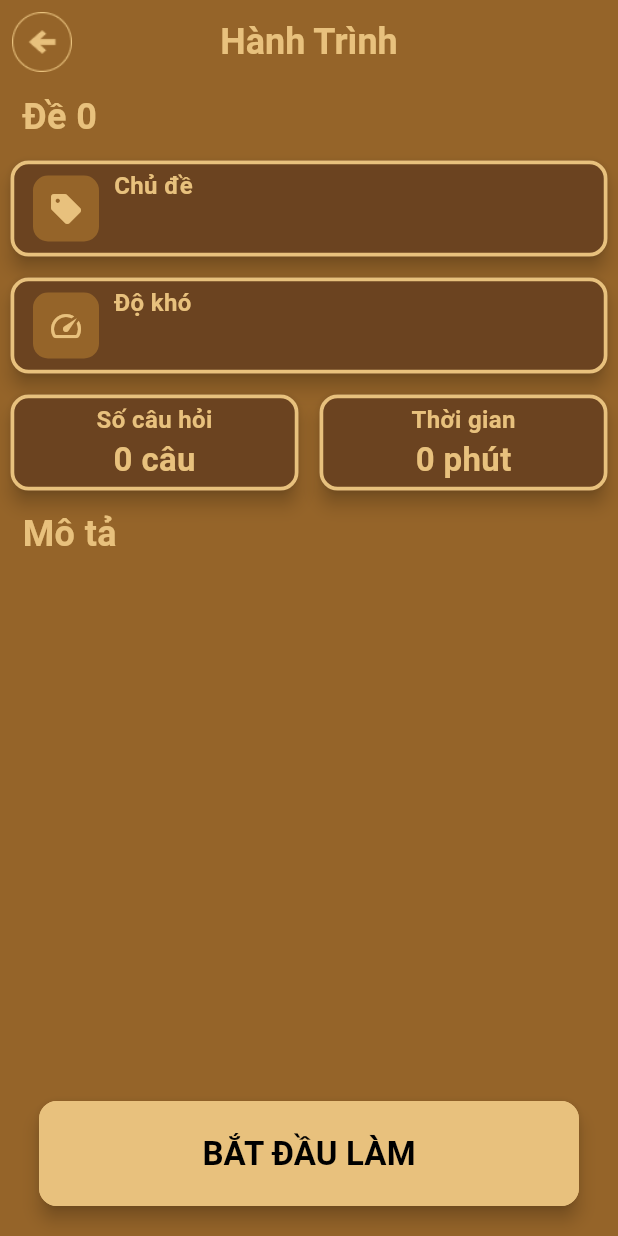
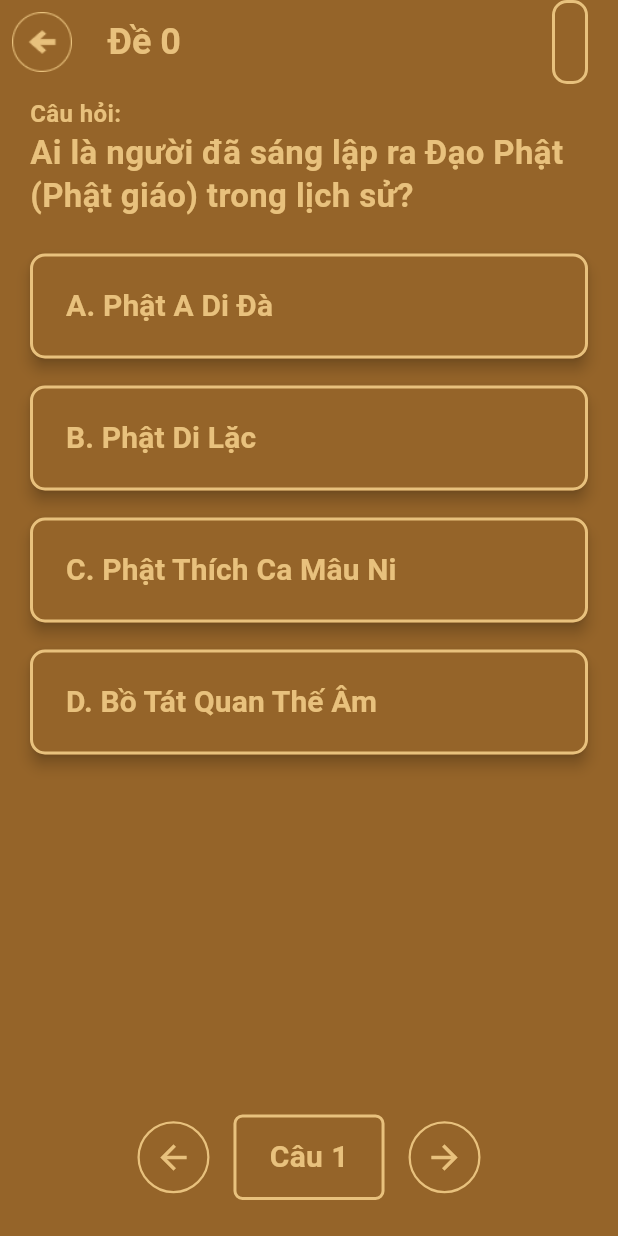
Before and after one commit to 0306241008-DuyBen/DA-LTDD, a Flutter app: the ChiTietDeScreen screen opened directly with empty values, after a tap on "BẮT ĐẦU LÀM", on a phone screen of 412 x 824 dp. Run offline on Flutter 3.47's test engine with Material 3 defaults, Android fonts, the phone set to English and light mode, and no system bars; our stand-ins replace material_ui.

Commit message:
updated play_screen, add change_password_screen, add change_name_screen

```diff
--- a/source/hanh_trinh_giac_ngo/lib/screens/chi_tiet_de.dart
+++ b/source/hanh_trinh_giac_ngo/lib/screens/chi_tiet_de.dart
@@ -1,3 +1,4 @@
+import 'package:hanh_trinh_giac_ngo/screens/play_screen.dart';
 import 'package:material_ui/material_ui.dart';
 
 class ChiTietDeScreen extends StatelessWidget {
@@ -25,7 +26,7 @@ class ChiTietDeScreen extends StatelessWidget {
       appBar: AppBar(
         backgroundColor: Color(0xFF956429),
         title: Text(
-          'Hành Trình',
+          'Chi tiết đề',
           style: TextStyle(
             color: Color(0xFFE8C17D),
             fontSize: 24,
@@ -325,7 +326,16 @@ class ChiTietDeScreen extends StatelessWidget {
             width: double.maxFinite,
             height: 70,
             child: ElevatedButton(
-              onPressed: () {},
+              onPressed: () {
+                Navigator.push(
+                  context,
+                  MaterialPageRoute(builder: (context) => PlayScreen(
+                    deSo: deSo,
+                    chuDe: chuDe,
+                  ),
+                  ),
+                );
+              },
               style: ElevatedButton.styleFrom(
                 backgroundColor: Color(0xFFE8C17D),
                 foregroundColor: Color(0xFFE8C17D),
--- a/source/hanh_trinh_giac_ngo/lib/screens/play_screen.dart
+++ b/source/hanh_trinh_giac_ngo/lib/screens/play_screen.dart
@@ -0,0 +1,219 @@
+import 'package:hanh_trinh_giac_ngo/models/chude.dart';
+import 'package:material_ui/material_ui.dart';
+
+class PlayScreen extends StatefulWidget {
+  final int deSo;
+  final String chuDe;
+  const PlayScreen({super.key, required this.deSo, required this.chuDe});
+
+  @override
+  State<PlayScreen> createState() => _PlayScreenState();
+}
+
+class _PlayScreenState extends State<PlayScreen> {
+  int selectedIndex = -1; //mac dinh chua chon
+  Widget taoButton(index, noiDung) {
+    return ElevatedButton(
+      onPressed: () {
+        setState(() {
+          selectedIndex = index;
+        });
+      },
+      style: ElevatedButton.styleFrom(
+        backgroundColor: selectedIndex == index
+            ? Color(0xFF1E9A47)
+            : Color(0xFF956429),
+        foregroundColor: Color(0xFF956429),
+        elevation: 4,
+        alignment: Alignment.centerLeft,
+        padding: EdgeInsets.symmetric(horizontal: 24),
+        shape: RoundedRectangleBorder(
+          borderRadius: BorderRadius.circular(10),
+          side: BorderSide(color: Color(0xFFE8C17D), width: 2),
+        ),
+      ),
+      child: Text(
+        '$noiDung',
+        style: TextStyle(
+          color: Color(0xFFE8C17D),
+          fontSize: 20,
+          fontWeight: FontWeight.bold,
+        ),
+      ),
+    );
+  }
+
+  @override
+  Widget build(BuildContext context) {
+    return Scaffold(
+      backgroundColor: Color(0xFF956429),
+      appBar: AppBar(
+        backgroundColor: Color(0xFF956429),
+        title: Text(
+          'Đề ${widget.deSo}',
+          style: TextStyle(
+            color: Color(0xFFE8C17D),
+            fontSize: 24,
+            fontWeight: FontWeight.bold,
+          ),
+        ),
+        centerTitle: false,
+        leading: IconButton(
+          onPressed: () {
+            Navigator.pop(context);
+          },
+          icon: Image.asset('assets/images/ButtonQuayVe.png'),
+        ),
+        actions: [
+          Padding(
+            padding: EdgeInsets.only(right: 20),
+            child: Container(
+              padding: EdgeInsets.all(10),
+              decoration: BoxDecoration(
+                color: Color(0xFF956429),
+                borderRadius: BorderRadius.circular(10),
+                border: Border.all(color: Color(0xFFE8C17D), width: 2),
+              ),
+              alignment: Alignment.center,
+              child: Text(
+                widget.chuDe,
+                style: TextStyle(
+                  color: Color(0xFFE8C17D),
+                  fontSize: 16,
+                  fontWeight: FontWeight.bold,
+                ),
+              ),
+            ),
+          ),
+        ],
+      ),
+      body: SafeArea(
+        child: Padding(
+          padding: EdgeInsets.fromLTRB(20, 8, 20, 24),
+          child: Column(
+            crossAxisAlignment: CrossAxisAlignment.start,
+            children: [
+              Text(
+                'Câu hỏi:',
+                style: TextStyle(
+                  color: Color(0xFFE8C17D),
+                  fontSize: 16,
+                  fontWeight: FontWeight.bold,
+                ),
+              ),
+              Text(
+                'Ai là người đã sáng lập ra Đạo Phật (Phật giáo) trong lịch sử?',
+                style: TextStyle(
+                  color: Color(0xFFE8C17D),
+                  fontSize: 22,
+                  height: 1.3,
+                  fontWeight: FontWeight.bold,
+                ),
+              ),
+              SizedBox(height: 24),
+              Expanded(
+                child: SingleChildScrollView(
+                  child: Column(
+                    crossAxisAlignment: CrossAxisAlignment.start,
+                    children: [
+                      Padding(
+                        padding: EdgeInsets.only(bottom: 18),
+                        child: SizedBox(
+                          width: double.infinity,
+                          height: 70,
+                          child: taoButton(0, "A. Phật A Di Đà")
+                        ),
+                      ),
+                      Padding(
+                        padding: EdgeInsets.only(bottom: 18),
+                        child: SizedBox(
+                          width: double.infinity,
+                          height: 70,
+                          child: taoButton(1, "B. Phật Di Lặc")
+                        ),
+                      ),
+                      Padding(
+                        padding: EdgeInsets.only(bottom: 18),
+                        child: SizedBox(
+                          width: double.infinity,
+                          height: 70,
+                          child: taoButton(2, "C. Phật Thích Ca Mâu Ni")
+                        ),
+                      ),
+                      Padding(
+                        padding: EdgeInsets.only(bottom: 18),
+                        child: SizedBox(
+                          width: double.infinity,
+                          height: 70,
+                          child: taoButton(3, "D. Bồ Tát Quan Thế Âm")
+                        ),
+                      ),
+
+                    ],
+                  ),
+                ),
+              ),
+              SizedBox(height: 16),
+              Row(
+                mainAxisAlignment: MainAxisAlignment.center,
+                children: [
+                  Container(
+                    width: 48,
+                    height: 48,
+                    decoration: BoxDecoration(
+                      shape: BoxShape.circle,
+                      border: Border.all(color: Color(0xFFE8C17D), width: 1.5),
+                    ),
+                    child: IconButton(
+                      onPressed: () {},
+                      padding: EdgeInsets.zero,
+                      icon: Icon(
+                        Icons.arrow_back,
+                        color: Color(0xFFE8C17D),
+                        size: 26,
+                      ),
+                    ),
+                  ),
+                  SizedBox(width: 16),
+                  Container(
+                    padding: EdgeInsets.symmetric(horizontal: 22, vertical: 12),
+                    decoration: BoxDecoration(
+                      border: Border.all(color: Color(0xFFE8C17D), width: 2),
+                      borderRadius: BorderRadius.circular(6),
+                    ),
+                    child: Text(
+                      'Câu 1',
+                      style: TextStyle(
+                        color: Color(0xFFE8C17D),
+                        fontSize: 20,
+                        fontWeight: FontWeight.bold,
+                      ),
+                    ),
+                  ),
+                  SizedBox(width: 16),
+                  Container(
+                    width: 48,
+                    height: 48,
+                    decoration: BoxDecoration(
+                      shape: BoxShape.circle,
+                      border: Border.all(color: Color(0xFFE8C17D), width: 1.5),
+                    ),
+                    child: IconButton(
+                      onPressed: () {},
+                      padding: EdgeInsets.zero,
+                      icon: Icon(
+                        Icons.arrow_forward,
+                        color: Color(0xFFE8C17D),
+                        size: 26,
+                      ),
+                    ),
+                  ),
+                ],
+              ),
+            ],
+          ),
+        ),
+      ),
+    );
+  }
+}
```
Also changed, not shown: source/hanh_trinh_giac_ngo/lib/screens/cai_dat_screen.dart (+19 -2 lines), source/hanh_trinh_giac_ngo/lib/screens/change_name.screen.dart (added, +119 -0 lines), source/hanh_trinh_giac_ngo/lib/screens/change_password_screen.dart (added, +154 -0 lines), source/hanh_trinh_giac_ngo/pubspec.lock.
